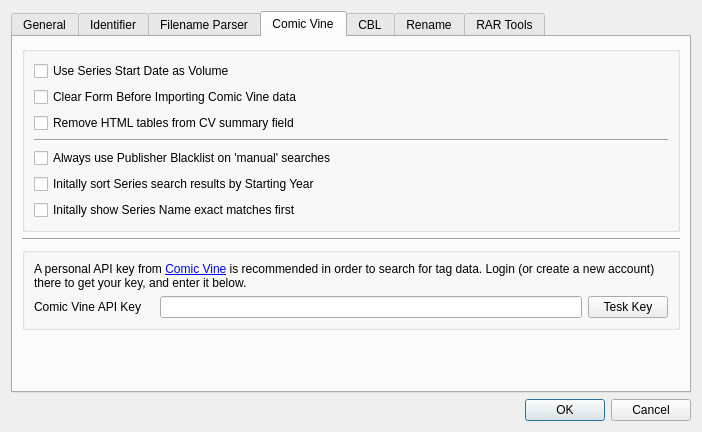
This is comictaggerlib/ui/settingswindow.ui in comictagger/comictagger as Qt 5 draws it before an edit. The edited form follows.
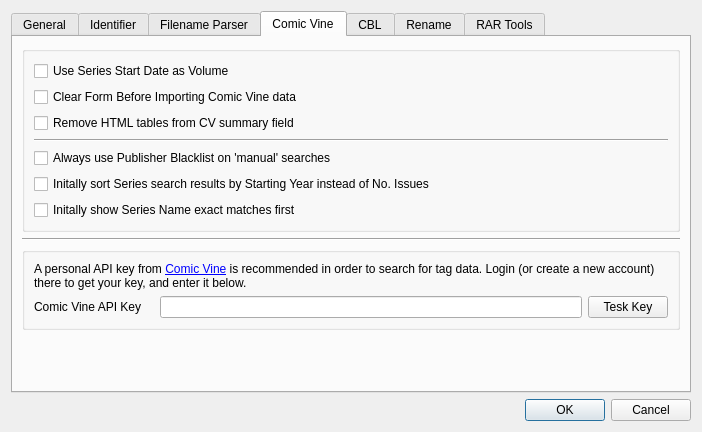
This is the edited form. The open tabs and pages were chosen to show the change.

Commit message: better checkbox label

The edit to the form file:
```diff
--- a/comictaggerlib/ui/settingswindow.ui
+++ b/comictaggerlib/ui/settingswindow.ui
@@ -286,7 +286,7 @@
               <item>
                <widget class="QCheckBox" name="cbxSortByYear">
                 <property name="text">
-                 <string>Initally sort Series search results by Starting Year</string>
+                 <string>Initally sort Series search results by Starting Year instead of No. Issues</string>
                 </property>
                </widget>
               </item>
```
